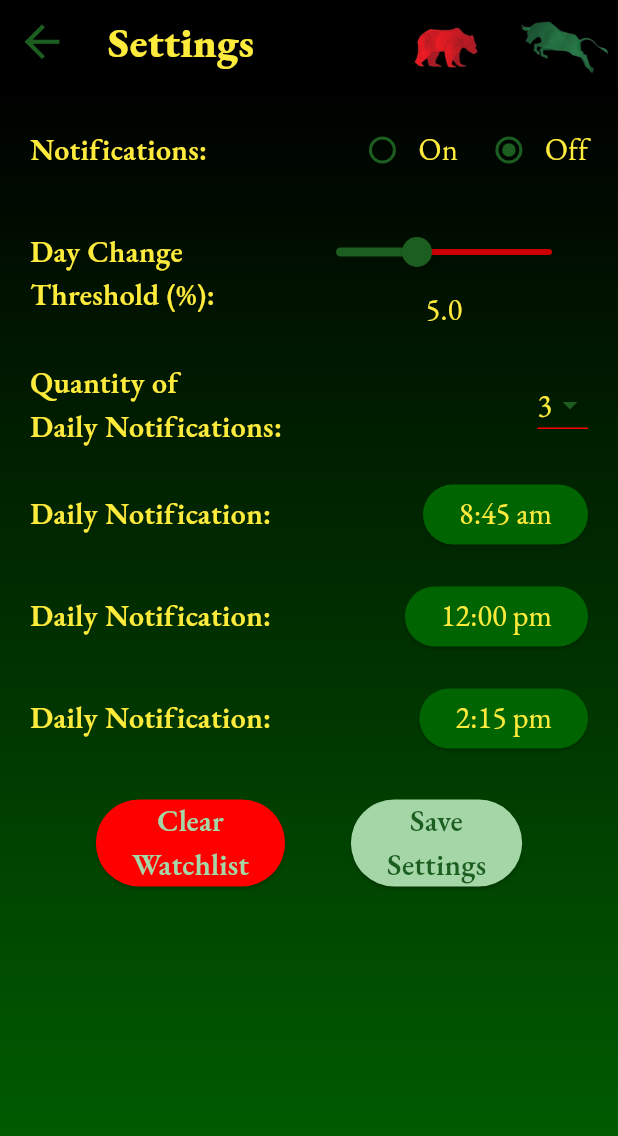
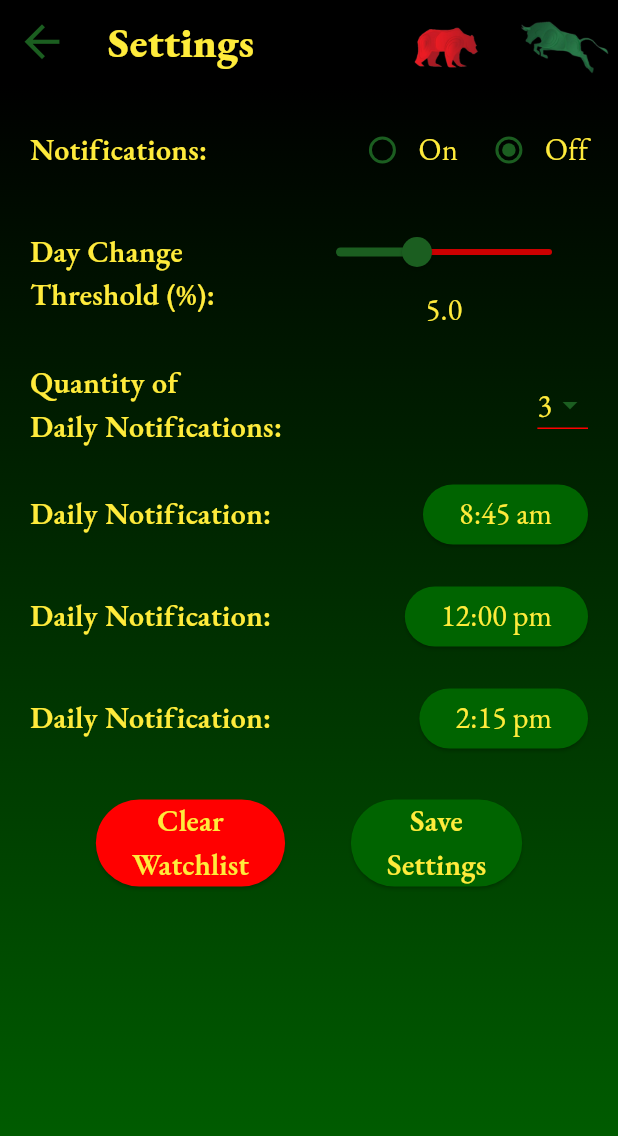
Before and after one commit to JoshMJohnson/Stock_Alert, a Flutter app: the screen it shows after launch, after a tap on the "settings" icon, on a phone screen of 412 x 824 dp. Shown: the top 1136 px of the screen. Run offline on Flutter 3.47's test engine with Material 3 defaults, Android fonts, the light colour scheme and no system bars; our stand-ins replace shared_preferences.

Commit message:
bottom button theme responsive

```diff
--- a/lib/pages/settingsPageWidgets/clear_watchlist.dart
+++ b/lib/pages/settingsPageWidgets/clear_watchlist.dart
@@ -17,11 +17,11 @@ class ClearWatchlist extends StatelessWidget {
       style: ElevatedButton.styleFrom(
           backgroundColor: const Color(0xFFFF0000),
           foregroundColor: const Color(0xFF800000)),
-      child: const Text(
+      child: Text(
         'Clear\nWatchlist',
         textAlign: TextAlign.center,
         style: TextStyle(
-            color: Color(0xFFA5D6A7),
+            color: Theme.of(context).textTheme.displayMedium!.color,
             fontSize: 20,
             fontWeight: FontWeight.w600),
       ),
--- a/lib/pages/settingsPageWidgets/save_button.dart
+++ b/lib/pages/settingsPageWidgets/save_button.dart
@@ -11,13 +11,13 @@ class SaveButton extends StatelessWidget {
         saveButtonHandler();
       },
       style: ElevatedButton.styleFrom(
-          backgroundColor: const Color(0xFFA5D6A7),
-          foregroundColor: const Color(0xFF228B22)),
-      child: const Text(
+          backgroundColor: Theme.of(context).colorScheme.background,
+          foregroundColor: Theme.of(context).colorScheme.primary),
+      child: Text(
         'Save\nSettings',
         textAlign: TextAlign.center,
         style: TextStyle(
-            color: Color(0xFF1B5E20),
+            color: Theme.of(context).textTheme.displayMedium!.color,
             fontSize: 20,
             fontWeight: FontWeight.w600),
       ),
```
